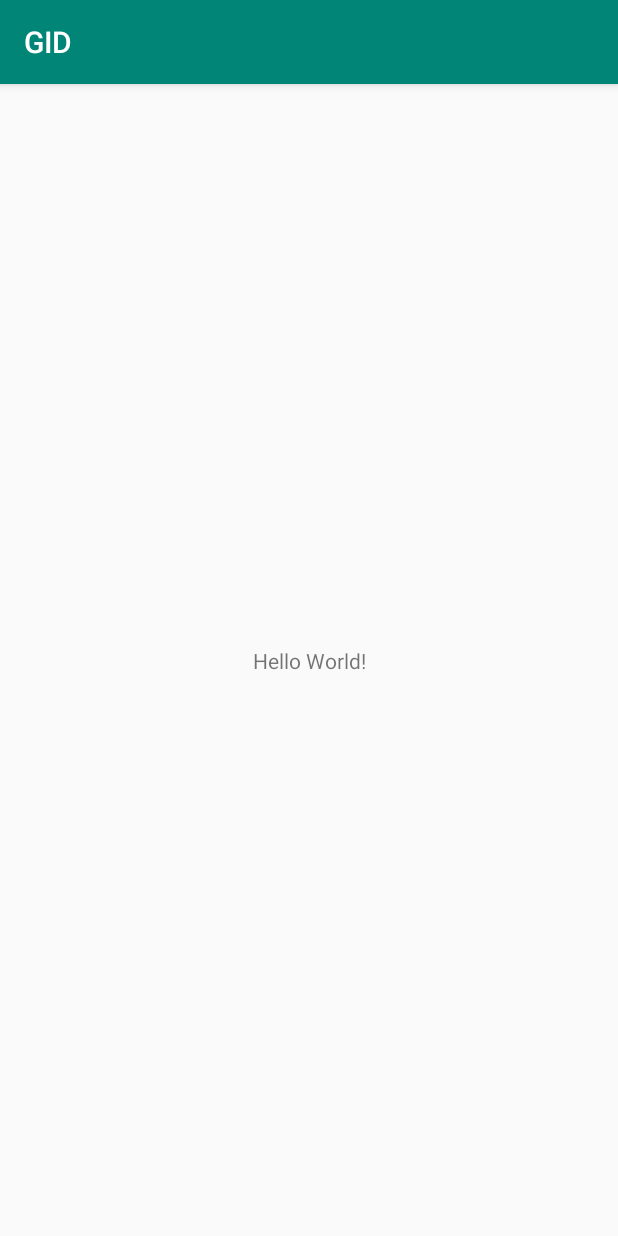
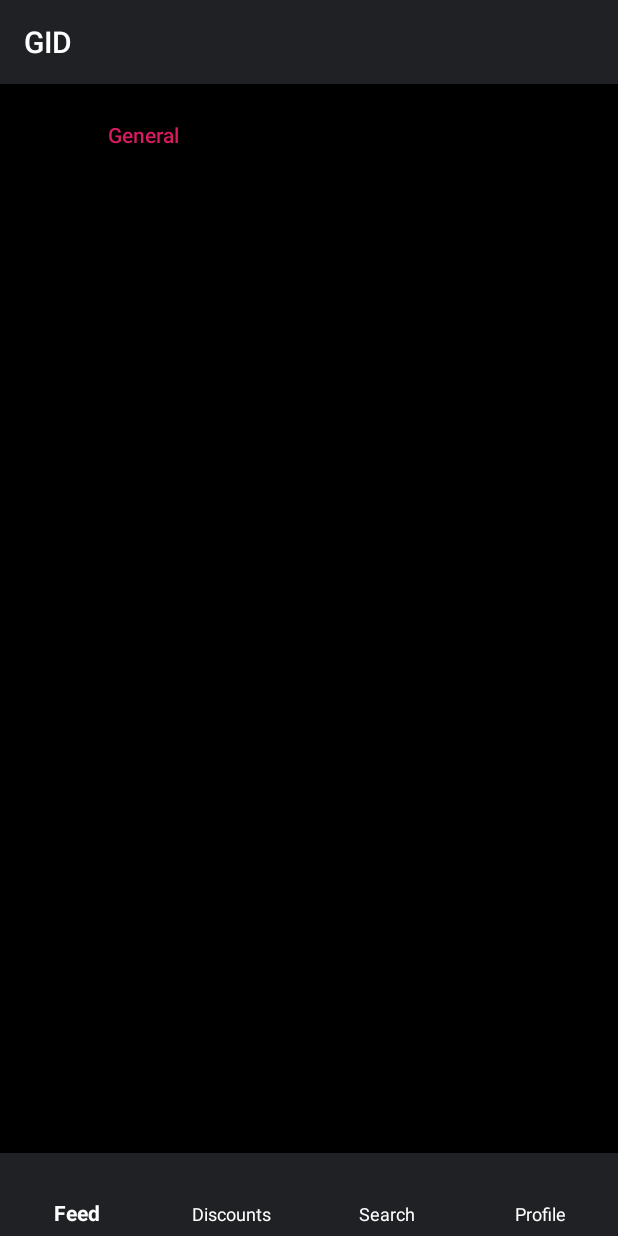
Before and after one commit to IceBlink1/gid_android, an Android app: the screen it shows after launch (MainActivity), on a phone screen of 412 x 824 dp. Run offline under Robolectric (Android 15) with nearby library versions, the phone set to English and light mode, and no system bars; our stand-ins replace androidx.preference.

Commit message:
Implemented first setting layout and main layout template

```diff
--- a/app/build.gradle
+++ b/app/build.gradle
@@ -27,8 +27,11 @@ dependencies {
     implementation fileTree(dir: 'libs', include: ['*.jar'])
     implementation"org.jetbrains.kotlin:kotlin-stdlib-jdk7:$kotlin_version"
     implementation 'androidx.appcompat:appcompat:1.1.0'
-    implementation 'androidx.core:core-ktx:1.1.0'
+    implementation 'androidx.core:core-ktx:1.2.0'
+    implementation 'androidx.preference:preference:1.1.0'
+    implementation 'androidx.preference:preference-ktx:1.1.0'
     implementation 'androidx.constraintlayout:constraintlayout:1.1.3'
+    implementation 'com.google.android.material:material:1.1.0'
     testImplementation 'junit:junit:4.12'
     androidTestImplementation 'androidx.test.ext:junit:1.1.1'
     androidTestImplementation 'androidx.test.espresso:espresso-core:3.2.0'
--- a/app/src/main/java/ru/com/gid/MainActivity.kt
+++ b/app/src/main/java/ru/com/gid/MainActivity.kt
@@ -3,10 +3,14 @@ package ru.com.gid
 import androidx.appcompat.app.AppCompatActivity
 import android.os.Bundle
 
+
 class MainActivity : AppCompatActivity() {
 
     override fun onCreate(savedInstanceState: Bundle?) {
         super.onCreate(savedInstanceState)
-        setContentView(R.layout.activity_main)
+
+        supportFragmentManager.beginTransaction().replace(R.id.title_templater,
+            SettingsFragment()).commit()
+        setContentView(R.layout.template_main)
     }
 }
--- /dev/null
+++ b/app/src/main/java/ru/com/gid/SettingsFragment.kt
@@ -0,0 +1,11 @@
+package ru.com.gid
+
+import android.os.Bundle
+import androidx.preference.PreferenceFragmentCompat
+import androidx.preference.Preference
+import androidx.preference.PreferenceScreen
+class SettingsFragment : PreferenceFragmentCompat() {
+    override fun onCreatePreferences(savedInstanceState: Bundle?, rootKey: String?) {
+        setPreferencesFromResource(R.xml.activity_settings, rootKey)
+    }
+}
--- /dev/null
+++ b/app/src/main/res/layout/template_main.xml
@@ -0,0 +1,24 @@
+<?xml version="1.0" encoding="utf-8"?>
+<RelativeLayout xmlns:android="http://schemas.android.com/apk/res/android"
+    xmlns:app="http://schemas.android.com/apk/res-auto"
+    xmlns:tools="http://schemas.android.com/tools"
+    android:id="@+id/title_templater"
+    android:layout_width="match_parent"
+    android:layout_height="match_parent"
+    android:background="@color/design_default_color_on_secondary"
+    android:orientation="vertical">
+
+
+    <com.google.android.material.bottomnavigation.BottomNavigationView
+        android:id="@+id/bottom_navigation"
+        android:layout_width="match_parent"
+        android:layout_height="55dp"
+        android:layout_alignParentBottom="true"
+        android:background="@color/bottom_panel_grey"
+        app:itemTextColor="@android:color/white"
+        app:labelVisibilityMode="labeled"
+        app:menu="@menu/bottom_menu" />
+
+
+
+</RelativeLayout>
--- /dev/null
+++ b/app/src/main/res/menu/bottom_menu.xml
@@ -0,0 +1,28 @@
+<?xml version="1.0" encoding="utf-8"?>
+<menu xmlns:android="http://schemas.android.com/apk/res/android"
+    xmlns:app="http://schemas.android.com/apk/res-auto">
+    <item
+        android:id="@+id/action_feed"
+        android:title="@string/feed"
+        android:enabled="true"
+        app:showAsAction="ifRoom"/>
+
+    <item
+        android:id="@+id/action_discounts"
+        android:title="@string/discounts"
+        android:enabled="true"
+        app:showAsAction="ifRoom"/>
+
+    <item
+        android:id="@+id/action_search"
+
+        android:title="@string/search"
+        android:enabled="true"
+        app:showAsAction="ifRoom"/>
+
+    <item
+        android:id="@+id/action_profile"
+        android:title="@string/profile"
+        android:enabled="true"
+        app:showAsAction="ifRoom"/>
+</menu>
--- a/app/src/main/res/values/colors.xml
+++ b/app/src/main/res/values/colors.xml
@@ -3,4 +3,5 @@
     <color name="colorPrimary">#008577</color>
     <color name="colorPrimaryDark">#00574B</color>
     <color name="colorAccent">#D81B60</color>
+    <color name="bottom_panel_grey">#1F2124</color>
 </resources>
--- a/app/src/main/res/values/strings.xml
+++ b/app/src/main/res/values/strings.xml
@@ -1,3 +1,17 @@
 <resources>
     <string name="app_name">GID</string>
+    <string name="feed">Feed</string>
+    <string name="discounts">Discounts</string>
+    <string name="search">Search</string>
+    <string name="profile">Profile</string>
+
+    <string-array name="settings_general_languages_values">
+        <item>EN</item>
+        <item>RU</item>
+    </string-array>
+
+    <string-array name="settings_general_languages_entries" >
+        <item>English</item>
+        <item>Русский</item>
+    </string-array>
 </resources>
--- a/app/src/main/res/values/styles.xml
+++ b/app/src/main/res/values/styles.xml
@@ -1,11 +1,10 @@
 <resources>
 
     <!-- Base application theme. -->
-    <style name="AppTheme" parent="Theme.AppCompat.Light.DarkActionBar">
+    <style name="AppTheme" parent="Theme.AppCompat.DayNight.DarkActionBar">
         <!-- Customize your theme here. -->
-        <item name="colorPrimary">@color/colorPrimary</item>
-        <item name="colorPrimaryDark">@color/colorPrimaryDark</item>
+        <item name="colorPrimary">@color/bottom_panel_grey</item>
+        <item name="colorPrimaryDark">@android:color/background_dark</item>
         <item name="colorAccent">@color/colorAccent</item>
     </style>
-
 </resources>
--- /dev/null
+++ b/app/src/main/res/xml/activity_settings.xml
@@ -0,0 +1,32 @@
+<?xml version="1.0" encoding="utf-8"?>
+<androidx.preference.PreferenceScreen xmlns:android="http://schemas.android.com/apk/res/android"
+    xmlns:app="http://schemas.android.com/apk/res-auto"
+    xmlns:tools="http://schemas.android.com/tools"
+    android:id="@+id/preference_screen"
+    android:key="preference_root"
+    android:layout_width="match_parent"
+    android:layout_height="match_parent"
+    android:background="@color/design_default_color_on_secondary"
+    android:orientation="vertical"
+    android:enabled="true">
+
+
+<androidx.preference.PreferenceCategory
+    android:title="General"
+    android:key="settings_block_one"
+    android:enabled="true">
+
+    <androidx.preference.ListPreference
+        android:defaultValue="false"
+        android:enabled="true"
+        android:key="settings_general"
+        android:title="Language"
+        android:visibility="visible"
+        android:entries="@array/settings_general_languages_entries"
+        android:entryValues="@array/settings_general_languages_values"/>
+
+</androidx.preference.PreferenceCategory>
+
+
+
+</androidx.preference.PreferenceScreen>
```
